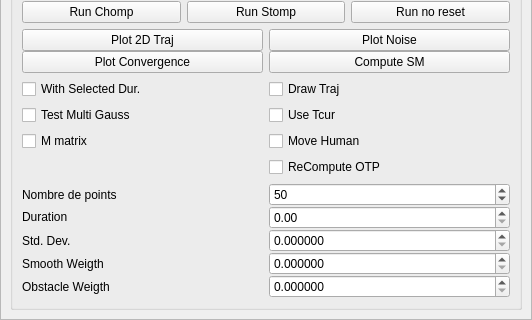
Before: the Qt Designer form src/move3d-qt-gui-libs/src/qtMainInterface/sideWidgets/qtReplanning.ui in jmainpri/move3d-studio, drawn with Qt 5; both pictures show x 0 to 532 and y 651 to 971 of the 532 by 971 pixel window.
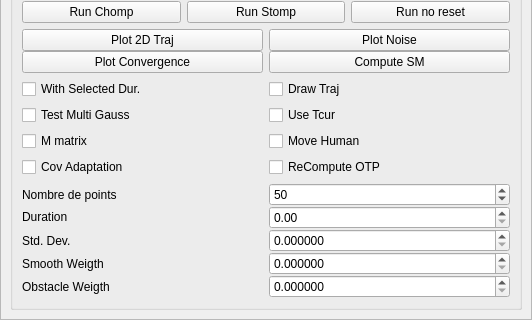
After: the same form once the commit is applied.

What changed in the file:
```diff
--- a/src/move3d-qt-gui-libs/src/qtMainInterface/sideWidgets/qtReplanning.ui
+++ b/src/move3d-qt-gui-libs/src/qtMainInterface/sideWidgets/qtReplanning.ui
@@ -431,6 +431,13 @@
                </property>
               </widget>
              </item>
+             <item row="5" column="0">
+              <widget class="QCheckBox" name="checkBoxCovAdaptation">
+               <property name="text">
+                <string>Cov Adaptation</string>
+               </property>
+              </widget>
+             </item>
             </layout>
            </widget>
           </item>
```
